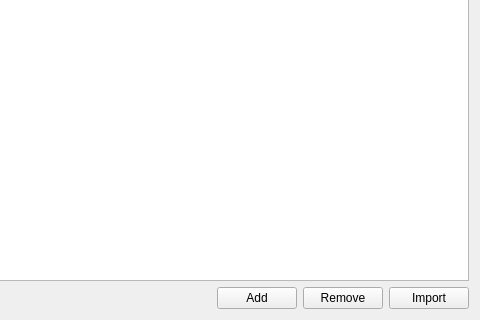
Qt form Highway Monitoring System/Source Code/cctvrecordtableviewwidget.ui (Litt1eBai/uni-projects) before a commit; both pictures show x 227 to 707 and y 258 to 578 of the 707 by 578 pixel window.
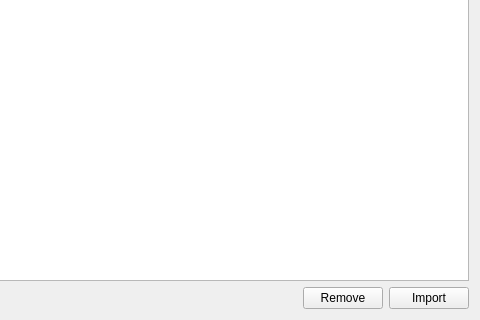
The same form after that commit. Icons and pictures are not drawn.

The edit to the form file:
```diff
--- a/Highway Monitoring System/Source Code/cctvrecordtableviewwidget.ui
+++ b/Highway Monitoring System/Source Code/cctvrecordtableviewwidget.ui
@@ -66,13 +66,6 @@
        </property>
       </spacer>
      </item>
-     <item>
-      <widget class="QPushButton" name="addButton">
-       <property name="text">
-        <string>Add</string>
-       </property>
-      </widget>
-     </item>
      <item>
       <widget class="QPushButton" name="removeButton">
        <property name="text">
```
Left out of the diff: 16 changed lines with no effect on the pictures.
